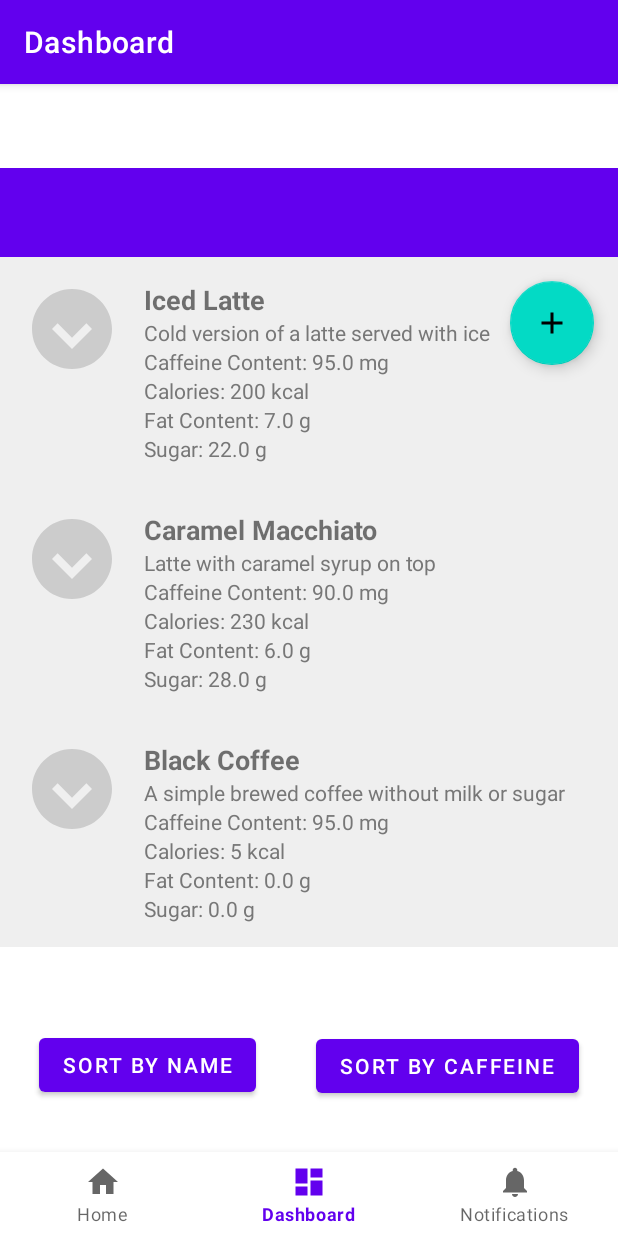
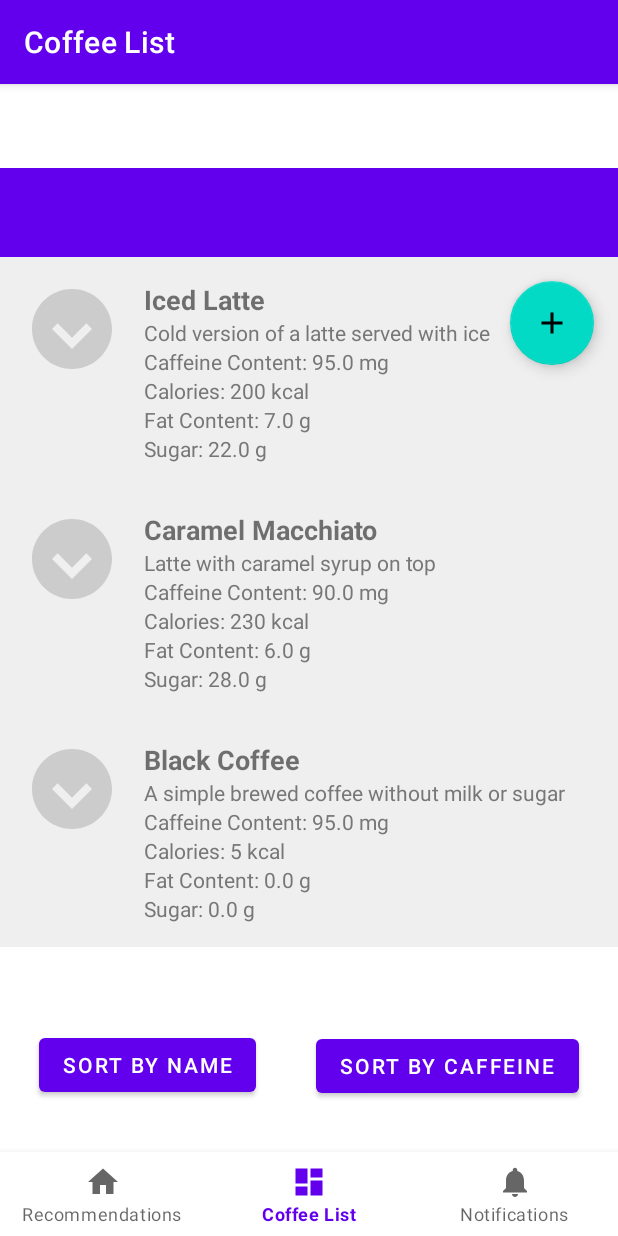
Before and after one commit to HKA-EBusiness/MyMoodBrew, an Android app: the screen it shows after launch (MainActivity), item 2 of the bottom bar chosen, on a phone screen of 412 x 824 dp. Run offline under Robolectric (Android 15) with nearby library versions, the phone set to English and light mode, and no system bars; our stand-ins replace Dagger/Hilt's generated code, Room's generated code, navigation-ui; pictures from the network do not load.

Commit message:
strings changed

```diff
--- a/app/src/main/res/values/strings.xml
+++ b/app/src/main/res/values/strings.xml
@@ -1,7 +1,7 @@
 <resources>
     <string name="app_name">MyMoodBrew_V2</string>
-    <string name="title_home">Home</string>
-    <string name="title_dashboard">Dashboard</string>
+    <string name="title_home">Recommendations</string>
+    <string name="title_dashboard">Coffee List</string>
     <string name="title_notifications">Notifications</string>
     <string name="recommendation_tab">Recommendation Tab</string>
     <string name="recipe_image">Recipe image</string>
```
